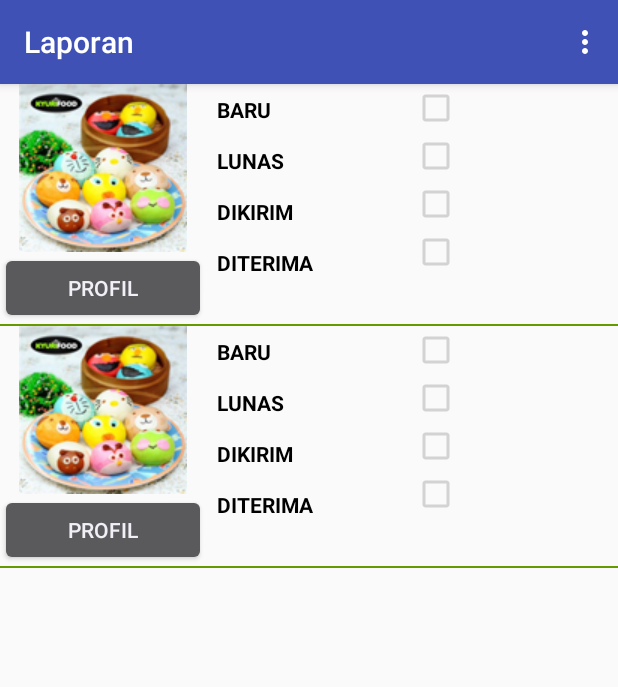
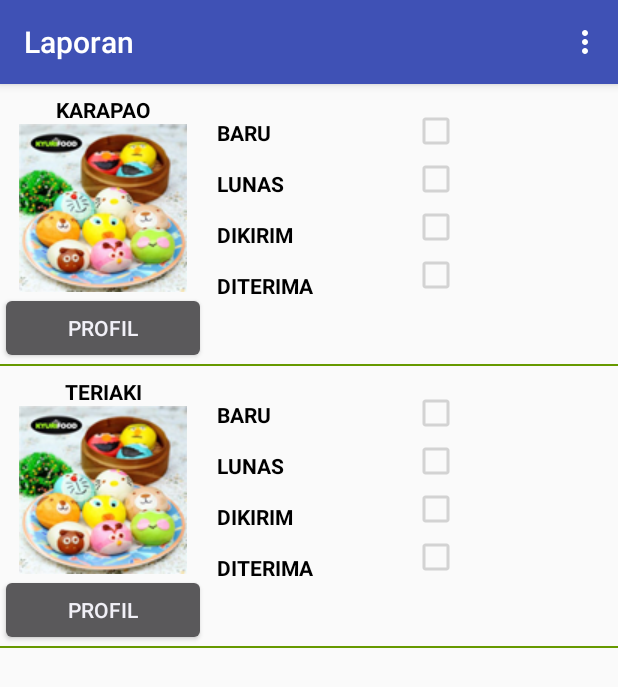
Before and after one commit to kyurifood/aplikasi-marketer, an Android app: the Laporan screen opened directly, with no data from a screen before it, on a phone screen of 412 x 824 dp. Shown: the top 687 px of the screen. Run offline under Robolectric (Android 15) with nearby library versions, the phone set to English and light mode, and no system bars.

Commit message:
revisilihat status order

```diff
--- a/app/src/main/java/pusat/android/makananbekuenak/com/aplikasi_marketer/Laporan.java
+++ b/app/src/main/java/pusat/android/makananbekuenak/com/aplikasi_marketer/Laporan.java
@@ -11,6 +11,9 @@ import android.widget.ListView;
 import java.util.ArrayList;
 import java.util.List;
 
+import pusat.android.makananbekuenak.com.aplikasi_marketer.adapter.ListBarangAdapter;
+import pusat.android.makananbekuenak.com.aplikasi_marketer.domain.ListBarang;
+
 public class Laporan extends AppCompatActivity {
 
     ListView lvBarang;
@@ -23,12 +26,14 @@ public class Laporan extends AppCompatActivity {
         lvBarang = (ListView) findViewById(R.id.listview);
 
         ListBarang barang1 = new ListBarang();
+        barang1.setNama_produk("KARAPAO");
         barang1.setBaru("Baru");
         barang1.setLunas("Lunas");
         barang1.setDikirim("DiKirim");
         barang1.setDiterima("DiTerima");
 
         ListBarang barang2 = new ListBarang();
+        barang2.setNama_produk("TERIAKI");
         barang2.setBaru("Baru");
         barang2.setLunas("Lunas");
         barang2.setDikirim("DiKirim");
--- a/app/src/main/java/pusat/android/makananbekuenak/com/aplikasi_marketer/ListBarangAdapter.java
+++ b/app/src/main/java/pusat/android/makananbekuenak/com/aplikasi_marketer/adapter/ListBarangAdapter.java
@@ -1,14 +1,22 @@
-package pusat.android.makananbekuenak.com.aplikasi_marketer;
+package pusat.android.makananbekuenak.com.aplikasi_marketer.adapter;
 
 import android.content.Context;
+import android.graphics.drawable.Drawable;
+import android.media.Image;
 import android.view.LayoutInflater;
 import android.view.View;
 import android.view.ViewGroup;
 import android.widget.BaseAdapter;
+import android.widget.Button;
 import android.widget.CheckBox;
+import android.widget.ImageView;
 import android.widget.TextView;
+import android.widget.Toast;
 
 import java.util.List;
+
+import pusat.android.makananbekuenak.com.aplikasi_marketer.R;
+import pusat.android.makananbekuenak.com.aplikasi_marketer.domain.ListBarang;
 
 /**
  * Created by id-oz on 3/28/16.
@@ -17,10 +25,11 @@ public class ListBarangAdapter extends BaseAdapter {
 
     private Context context;
     private List<ListBarang> barangList;
-
+    private Integer[] imgid;
     public ListBarangAdapter(Context context, List<ListBarang> barangList){
         this.context = context;
         this.barangList = barangList;
+
 
     }
 
@@ -44,6 +53,8 @@ public class ListBarangAdapter extends BaseAdapter {
         if(convertView == null)
             convertView = LayoutInflater.from(context).inflate(R.layout.list_barang_layout, parent, false);
 
+        TextView namaproduk = (TextView) convertView.findViewById(R.id.nama_produk);
+
         TextView lblItemBaru = (TextView) convertView.findViewById(R.id.item_baru);
         TextView lblItemLunas = (TextView) convertView.findViewById(R.id.item_lunas);
         TextView lblItemdiKirim = (TextView) convertView.findViewById(R.id.item_dikirim);
@@ -53,8 +64,11 @@ public class ListBarangAdapter extends BaseAdapter {
         CheckBox cbBarangcheck3 = (CheckBox) convertView.findViewById(R.id.item_check3);
         CheckBox cbBarangcheck4 = (CheckBox) convertView.findViewById(R.id.item_check4);
 
-        ListBarang barang = getItem(position);
+        Button profil = (Button) convertView.findViewById(R.id.profil);
 
+        final ListBarang barang = getItem(position);
+
+        namaproduk.setText(barang.getNama_produk());
         lblItemBaru.setText(barang.getBaru());
         lblItemLunas.setText(barang.getLunas());
         lblItemdiKirim.setText(barang.getDikirim());
@@ -64,6 +78,15 @@ public class ListBarangAdapter extends BaseAdapter {
         cbBarangcheck3.setChecked(barang.isCheck3());
         cbBarangcheck4.setChecked(barang.isCheck4());
 
+        profil.setOnClickListener(new View.OnClickListener() {
+            @Override
+            public void onClick(View v) {
+                Toast.makeText(context, barang.getNama_produk(), Toast.LENGTH_SHORT).show();
+            }
+
+
+        });
+
         return convertView;
     }
 }
--- a/app/src/main/java/pusat/android/makananbekuenak/com/aplikasi_marketer/ListBarang.java
+++ b/app/src/main/java/pusat/android/makananbekuenak/com/aplikasi_marketer/domain/ListBarang.java
@@ -1,18 +1,29 @@
-package pusat.android.makananbekuenak.com.aplikasi_marketer;
+package pusat.android.makananbekuenak.com.aplikasi_marketer.domain;
 
 /**
  * Created by id-oz on 3/28/16.
  */
 public class ListBarang {
+    private String nama_produk;
 
     private String baru;
     private String lunas;
     private String dikirim;
     private String diterima;
+    private boolean button;
     private boolean check1;
     private boolean check2;
     private boolean check3;
     private boolean check4;
+
+
+    public String getNama_produk() {
+        return nama_produk;
+    }
+
+    public void setNama_produk(String nama_produk) {
+        this.nama_produk = nama_produk;
+    }
 
     public String getBaru() {
         return baru;
@@ -46,6 +57,14 @@ public class ListBarang {
         this.diterima = diterima;
     }
 
+    public boolean isButton() {
+        return button;
+    }
+
+    public void setButton(boolean button) {
+        this.button = button;
+    }
+
     public boolean isCheck1() {
         return check1;
     }
@@ -77,6 +96,4 @@ public class ListBarang {
     public void setCheck4(boolean check4) {
         this.check4 = check4;
     }
-
-
 }
--- a/app/src/main/res/layout/list_barang_layout.xml
+++ b/app/src/main/res/layout/list_barang_layout.xml
@@ -5,23 +5,35 @@
     android:layout_width="match_parent"
     android:layout_height="wrap_content">
     <LinearLayout
+        android:paddingTop="7dp"
         android:layout_height="wrap_content"
         android:layout_width="match_parent"
         android:orientation="vertical"
         android:layout_weight="1">
+
+        <TextView
+            android:layout_width="match_parent"
+            android:layout_height="wrap_content"
+            android:gravity="center"
+            android:textAllCaps="true"
+            android:textStyle="bold"
+            android:textColor="@android:color/black"
+            android:id="@+id/nama_produk"/>
         <ImageView
 
             android:layout_weight="1"
             android:layout_width="match_parent"
             android:layout_height="match_parent"
             android:src="@drawable/produk"/>
-        <Button
+        <Button android:id="@+id/profil"
             android:layout_width="match_parent"
             android:layout_height="match_parent"
-            android:text="profil" />
+            android:text="profil"
+            />
         </LinearLayout>
 
     <LinearLayout
+        android:paddingTop="15dp"
         android:layout_height="wrap_content"
         android:layout_width="match_parent"
         android:orientation="vertical"
@@ -64,7 +76,9 @@
             android:textStyle="bold"
             android:id="@+id/item_diterima"/>
     </LinearLayout>
-    <LinearLayout android:layout_height="wrap_content"
+    <LinearLayout
+        android:paddingTop="15dp"
+        android:layout_height="wrap_content"
         android:layout_width="match_parent"
         android:orientation="vertical"
         android:layout_weight="1">
```
